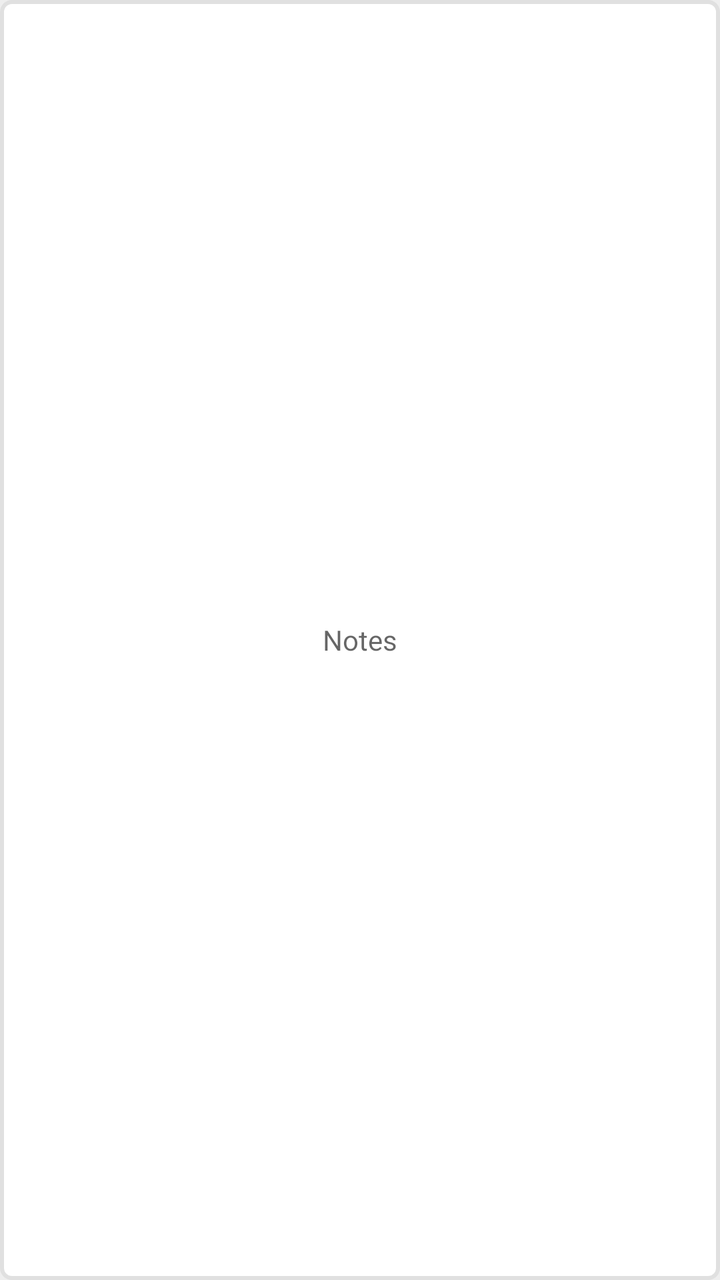
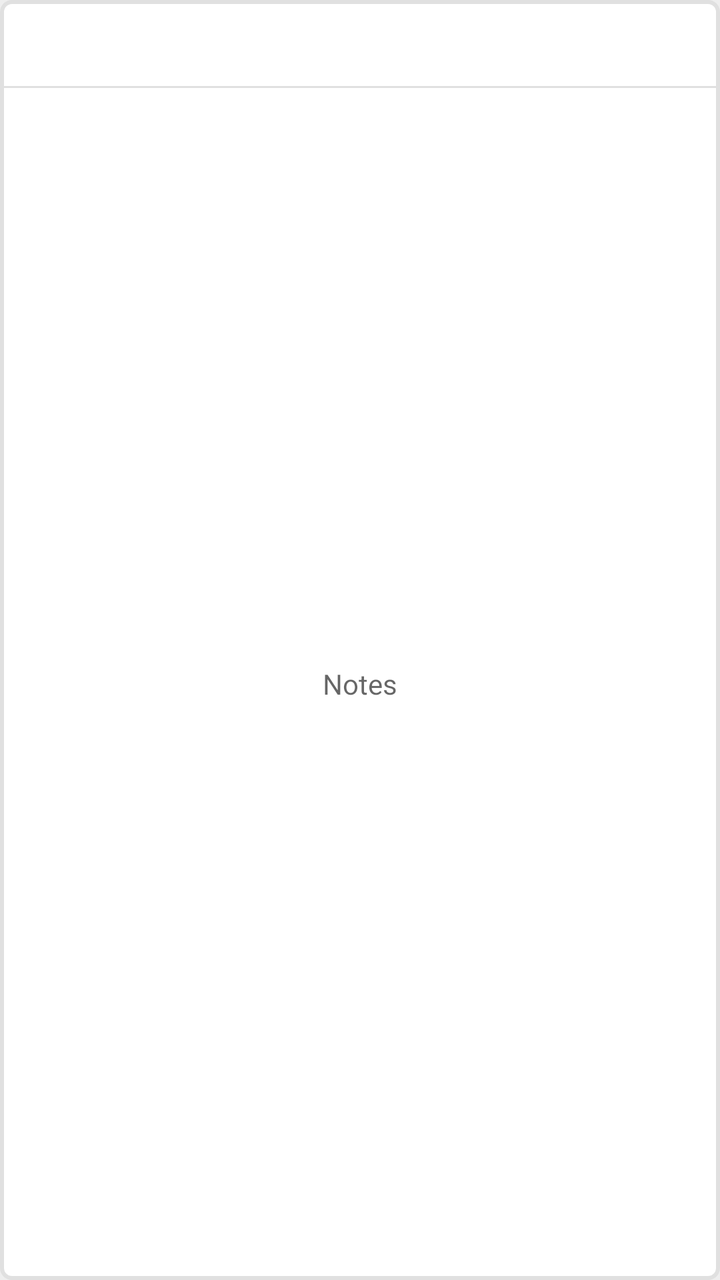

Screens rendered from an Android XML layout before and after an edit, with the pre-edit source and the edit as a unified diff.
<!-- AndroidManifest.xml: application theme AppBaseTheme -->
<!-- res/layout/checkmark_popup.xml -->
<?xml version="1.0" encoding="utf-8"?>
<androidx.appcompat.widget.LinearLayoutCompat xmlns:android="http://schemas.android.com/apk/res/android"
    xmlns:app="http://schemas.android.com/apk/res-auto"
    android:id="@+id/container"
    android:layout_width="wrap_content"
    android:layout_height="wrap_content"
    android:background="@drawable/checkmark_dialog_bg"
    android:minWidth="208dp"
    android:minHeight="128dp"
    android:orientation="vertical"
    app:divider="@drawable/checkmark_dialog_divider"
    app:showDividers="middle">

    <androidx.appcompat.widget.AppCompatEditText
        android:id="@+id/notes"
        android:layout_width="match_parent"
        android:layout_height="0dp"
        android:layout_weight="1"
        android:background="@color/transparent"
        android:gravity="center"
        android:hint="@string/notes"
        android:inputType="textCapSentences|textMultiLine"
        android:padding="4dp"
        android:text=""
        android:textSize="@dimen/smallTextSize" />

    <androidx.appcompat.widget.LinearLayoutCompat
        android:id="@+id/booleanButtons"
        android:layout_width="match_parent"
        android:layout_height="48dp"
        android:orientation="horizontal"
        android:visibility="gone"
        app:divider="@drawable/checkmark_dialog_divider"
        app:showDividers="middle">

        <TextView
            android:id="@+id/yesBtn"
            style="@style/CheckmarkPopupBtn"
            android:text="@string/fa_check" />

        <TextView
            android:id="@+id/skipBtn"
            style="@style/CheckmarkPopupBtn"
            android:text="@string/fa_skipped" />

        <TextView
            android:id="@+id/noBtn"
            style="@style/CheckmarkPopupBtn"
            android:text="@string/fa_times" />

        <TextView
            android:id="@+id/unknownBtn"
            style="@style/CheckmarkPopupBtn"
            android:text="@string/fa_question" />
    </androidx.appcompat.widget.LinearLayoutCompat>

    <androidx.appcompat.widget.LinearLayoutCompat
        android:id="@+id/numberButtons"
        android:layout_width="match_parent"
        android:layout_height="48dp"
        android:orientation="horizontal"
        android:visibility="gone"
        app:divider="@drawable/checkmark_dialog_divider"
        app:showDividers="middle">

        <androidx.appcompat.widget.AppCompatEditText
            android:id="@+id/value"
            android:layout_width="0dp"
            android:layout_height="match_parent"
            android:layout_weight="2"
            android:background="@color/transparent"
            android:inputType="numberDecimal"
            android:selectAllOnFocus="true"
            android:textAlignment="center"
            android:textSize="@dimen/smallTextSize" />

        <TextView
            android:id="@+id/saveBtn"
            style="@style/NumericalPopupBtn"
            android:text="@string/save" />

        <TextView
            android:id="@+id/skipBtnNumber"
            style="@style/NumericalPopupBtn"
            android:text="@string/skip_day" />

        <TextView
            android:id="@+id/unknownBtnNumber"
            style="@style/CheckmarkPopupBtn"
            android:text="@string/fa_question" />
    </androidx.appcompat.widget.LinearLayoutCompat>
</androidx.appcompat.widget.LinearLayoutCompat>
<!-- resources referenced by this layout -->
<resources>
  <color name="transparent">#00000000</color>
  <dimen name="smallTextSize">14sp</dimen>
  <!-- drawable checkmark_dialog_bg (drawable) -->
  <?xml version="1.0" encoding="utf-8"?>
  <shape xmlns:android="http://schemas.android.com/apk/res/android"
      android:shape="rectangle">
      <solid android:color="?attr/contrast0" />
      <stroke
          android:width="2dp"
          android:color="?contrast20" />
      <corners android:radius="5dp" />
  </shape>
  <!-- drawable checkmark_dialog_divider (drawable) -->
  <?xml version="1.0" encoding="utf-8"?>
  <shape xmlns:android="http://schemas.android.com/apk/res/android">
      <size android:width="1dip"/>
      <size android:height="1dip"/>
      <solid android:color="?contrast20"/>
  </shape>
  <string translatable="false" name="fa_check"></string>
  <string translatable="false" name="fa_question"></string>
  <string translatable="false" name="fa_skipped"></string>
  <string translatable="false" name="fa_times"></string>
  <string name="notes">Notes</string>
  <string name="save">Save</string>
  <string name="skip_day">Skip</string>
  <!-- drawable ripple_transparent (drawable) -->
  <ripple xmlns:android="http://schemas.android.com/apk/res/android"
          android:color="?android:colorControlHighlight">
  
      <item android:id="@android:id/mask">
          <color android:color="@android:color/white" />
      </item>
  
  </ripple>
  <dimen name="smallerTextSize">12sp</dimen>
  <color name="blue_800">#1565C0</color>
  <color name="grey_700">#616161</color>
  <color name="grey_800">#424242</color>
  <color name="grey_50">#FAFAFA</color>
  <color name="grey_200">#EEEEEE</color>
  <color name="grey_100">#F5F5F5</color>
  <!-- drawable ic_action_filter_dark (drawable) -->
  <?xml version="1.0" encoding="utf-8"?>
  <vector xmlns:android="http://schemas.android.com/apk/res/android"
      android:width="24dp"
      android:height="24dp"
      android:tint="#FFFFFF"
      android:viewportWidth="24"
      android:viewportHeight="24">
      <path
          android:fillColor="@android:color/white"
          android:pathData="M10,18h4v-2h-4v2zM3,6v2h18L21,6L3,6zM6,13h12v-2L6,11v2z" />
  </vector>
  <!-- drawable ic_arrow_up_light (drawable) -->
  <?xml version="1.0" encoding="utf-8"?>
  <vector xmlns:android="http://schemas.android.com/apk/res/android"
      android:width="24dp"
      android:height="24dp"
      android:tint="#373839"
      android:viewportWidth="24"
      android:viewportHeight="24">
      <path
          android:fillColor="@android:color/white"
          android:pathData="M4,12l1.41,1.41L11,7.83V20h2V7.83l5.58,5.59L20,12l-8,-8 -8,8z" />
  </vector>
  <!-- drawable ic_arrow_down_light (drawable) -->
  <?xml version="1.0" encoding="utf-8"?>
  <vector xmlns:android="http://schemas.android.com/apk/res/android"
      android:width="24dp"
      android:height="24dp"
      android:tint="#373839"
      android:viewportWidth="24"
      android:viewportHeight="24">
      <path
          android:fillColor="@android:color/white"
          android:pathData="M20,12l-1.41,-1.41L13,16.17V4h-2v12.17l-5.58,-5.59L4,12l8,8 8,-8z" />
  </vector>
  <color name="white">#ffffff</color>
  <color name="grey_300">#E0E0E0</color>
  <color name="grey_550">#8A8A8A</color>
  <color name="grey_650">#666666</color>
  <style name="ScrollableRecyclerViewStyle" parent="android:Widget">
          <item name="android:scrollbars">vertical</item>
      </style>
  <!-- drawable selected_box (drawable) -->
  <?xml version="1.0" encoding="utf-8"?>
  <shape xmlns:android="http://schemas.android.com/apk/res/android" android:shape="rectangle" >
      <solid android:color="?highlightedBackgroundColor" />
      <stroke android:width="2dip" android:color="@color/grey_500"/>
  </shape>
  <color name="color_background">@color/grey_200</color>
  <color name="grey_500">#9E9E9E</color>
  <!-- unchanged entries left out for length: 11 -->
</resources>

<!-- the commit's change to res/layout/checkmark_popup.xml (unified diff, before → after) -->
@@ -11,11 +11,30 @@
     app:divider="@drawable/checkmark_dialog_divider"
     app:showDividers="middle">
 
+    <TextView
+        android:id="@+id/entryContext"
+        android:layout_width="match_parent"
+        android:layout_height="wrap_content"
+        android:padding="12dp"
+        android:textSize="@dimen/smallTextSize" />
+
+    <TextView
+        android:id="@+id/entryDetails"
+        android:layout_width="match_parent"
+        android:layout_height="wrap_content"
+        android:paddingStart="12dp"
+        android:paddingTop="8dp"
+        android:paddingEnd="12dp"
+        android:paddingBottom="8dp"
+        android:textSize="@dimen/smallerTextSize"
+        android:visibility="gone" />
+
     <androidx.appcompat.widget.AppCompatEditText
         android:id="@+id/notes"
         android:layout_width="match_parent"
         android:layout_height="0dp"
         android:layout_weight="1"
+        android:minHeight="48dp"
         android:background="@color/transparent"
         android:gravity="center"
         android:hint="@string/notes"
